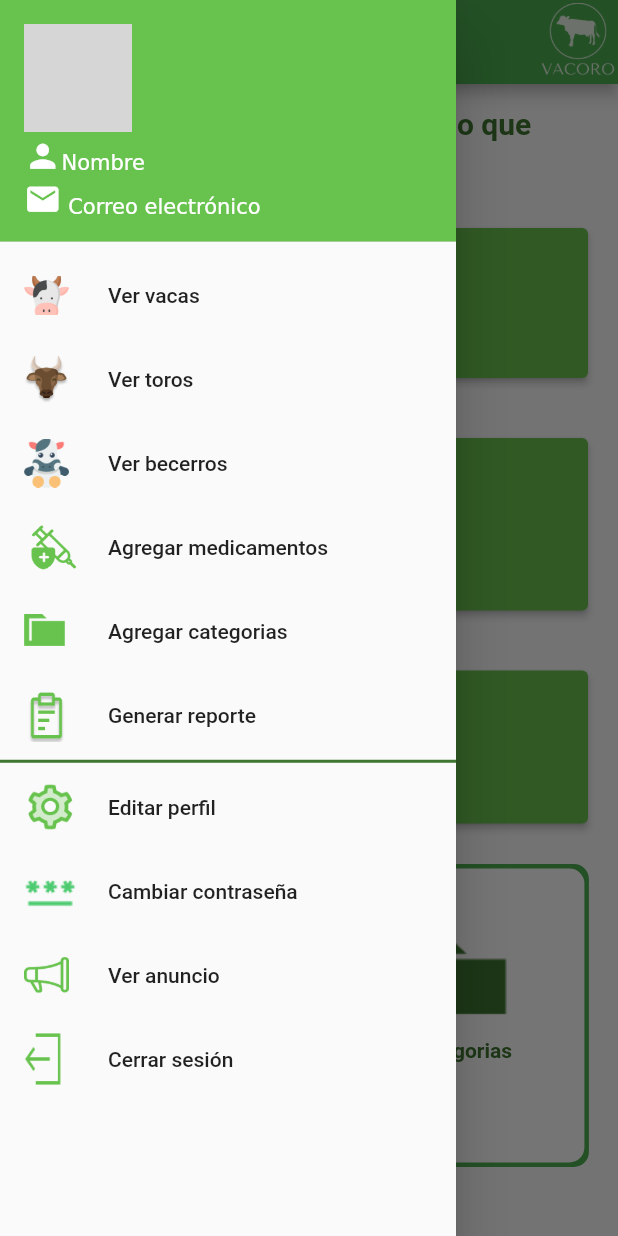
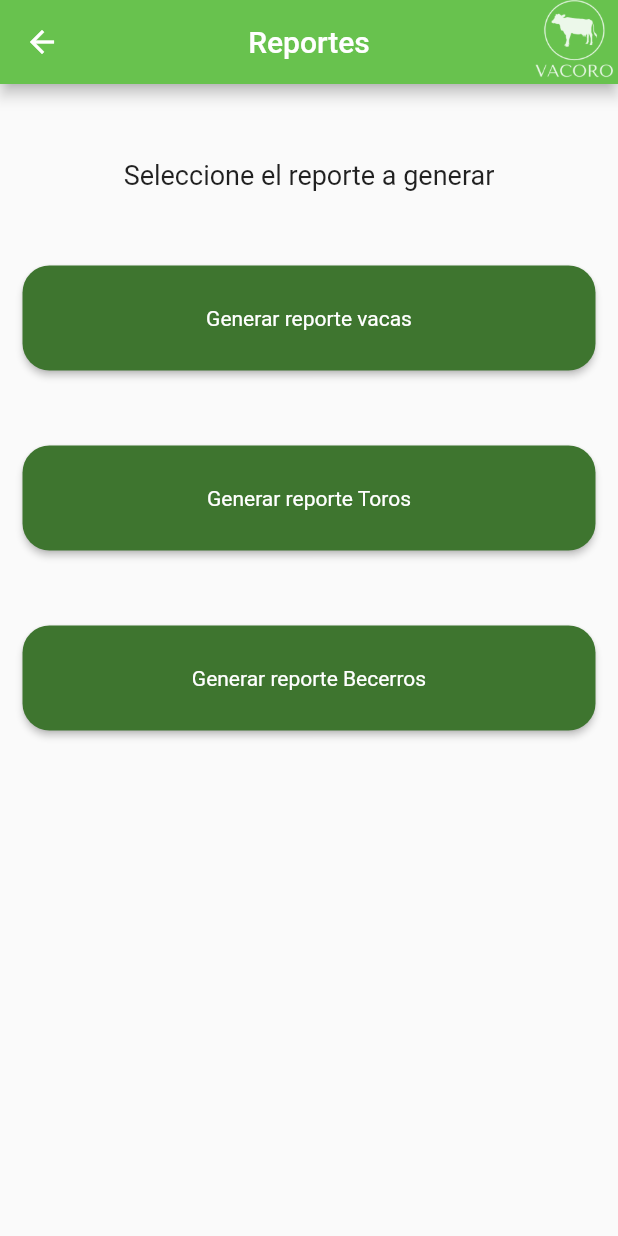
Before and after one commit to DanielSR16/VACORO-2022, a Flutter app: the homePage screen opened directly with empty values, in the side drawer, after a tap on "Generar reporte", on a phone screen of 412 x 824 dp. Run offline on Flutter 3.47's test engine with Material 2 defaults, Android fonts, the phone set to English and light mode, and no system bars; our stand-ins replace animate_do, cached_network_image, dio, dropdown_search, firebase_auth, firebase_core and 7 more; missing offline and left inert: dart:ffi, fancy_containers, flutter_facebook_auth, multiple_search_selection, ndialog, searchable_listview; accounts and stored records are empty; network calls fail; grey boxes are pictures that could not be loaded.

Commit message:
version 2.0

```diff
--- a/lib/main.dart
+++ b/lib/main.dart
@@ -12,6 +12,7 @@ import 'package:vacoro_proyect/src/pages/dashboard_category.dart';
 import 'package:vacoro_proyect/src/pages/pre_login.dart';
 import 'package:vacoro_proyect/src/pages/registro_user.dart';
 import 'package:vacoro_proyect/src/pages/registro_user2.dart';
+import 'package:vacoro_proyect/src/pages/reportes.dart';
 
 import 'package:vacoro_proyect/src/pages/vista_principal.dart';
 
@@ -65,11 +66,11 @@ class MyApp extends StatelessWidget {
           'registroUser': (BuildContext context) => registroUser(),
           'registroUser2': (BuildContext context) => registroUser2(),
           'medication': (BuildContext context) => Medication(),
+          'reportes': (BuildContext context) => generateReports(),
           // 'medication_history': (BuildContext context) => MedicationHistory(),
           'dash_medication': (BuildContext context) => Medication(),
           'AnadirMedicamentoAnimal': (BuildContext context) =>
               AnadirMedicamentoAnimal(),
-
         });
   }
 }
--- a/lib/src/pages/editar_animal.dart
+++ b/lib/src/pages/editar_animal.dart
@@ -1,5 +1,6 @@
 import 'dart:convert';
 import 'dart:io';
+import 'package:cached_network_image/cached_network_image.dart';
 import 'package:flutter/material.dart';
 import 'package:flutter/services.dart';
 import 'package:image_cropper/image_cropper.dart';
@@ -420,7 +421,7 @@ class _EditarAnimalState extends State<EditarAnimal> {
                   : Image(
                       width: 160,
                       height: 150,
-                      image: NetworkImage(imageAnimal),
+                      image: CachedNetworkImageProvider(imageAnimal),
                     ),
             ),
           ],
--- a/lib/src/pages/menu.dart
+++ b/lib/src/pages/menu.dart
@@ -1,6 +1,8 @@
+import 'package:dio/dio.dart';
 import 'package:flutter/material.dart';
+import 'package:path_provider/path_provider.dart';
 import 'package:vacoro_proyect/src/style/colors/colorview.dart';
-
+import 'package:vacoro_proyect/src/pages/reportes.dart';
 import 'editarPerfilContrasena.dart';
 import 'editar_perfil.dart';
 
@@ -100,7 +102,9 @@ Drawer drawer(BuildContext context, nombre, correo, imageUsuario, id_usuario) {
         ),
         ListTile(
           title: const Text('Generar reporte'),
-          onTap: () {},
+          onTap: () {
+            Navigator.pushNamed(context, 'reportes');
+          },
           leading: const Image(
             image: AssetImage('assets/images/Icon_Report.png'),
             width: 30,
@@ -165,3 +169,32 @@ Drawer drawer(BuildContext context, nombre, correo, imageUsuario, id_usuario) {
     ),
   );
 }
+
+// Future downloadFile(url, filename) async {
+//   bool downloading = true;
+//   String downloadingStr = "No data";
+
+//   final directory = await getExternalStorageDirectory();
+//   String rutaGuardado = directory!.path + "/";
+
+//   try {
+//     Dio dio = Dio();
+//     var savePath = await getFilePath(rutaGuardado, filename);
+//     await dio.download(url, savePath, onReceiveProgress: (rec, total) {
+//       downloading = true;
+//       downloadingStr = "Downloading Image : $rec";
+//     });
+
+//     downloading = false;
+//     downloadingStr = "Completed";
+
+//     print(downloading);
+//   } catch (e) {
+//     print(e.toString());
+//   }
+// }
+
+// Future<String> getFilePath(rutaGuardado, fileName) async {
+//   String path = 'storage/emulated/0/download' + fileName;
+//   return path;
+// }
--- /dev/null
+++ b/lib/src/pages/reportes.dart
@@ -0,0 +1,175 @@
+import 'package:dio/dio.dart';
+import 'package:flutter/material.dart';
+import 'package:path_provider/path_provider.dart';
+import 'package:vacoro_proyect/src/style/colors/colorview.dart';
+
+class generateReports extends StatefulWidget {
+  generateReports({Key? key}) : super(key: key);
+
+  @override
+  State<generateReports> createState() => _generateReportsState();
+}
+
+class _generateReportsState extends State<generateReports> {
+  final String folderSave = 'Reportes/';
+  var savePath = "";
+
+  @override
+  Widget build(BuildContext context) {
+    Size size = MediaQuery.of(context).size;
+    return Scaffold(
+      appBar: AppBar(
+        leading: IconButton(
+          onPressed: () {
+            print("Regresar...");
+            Navigator.pop(context);
+          },
+          icon: const Icon(Icons.arrow_back),
+        ),
+        title: const Text("Reportes"),
+        centerTitle: true,
+        actions: [
+          Container(
+            child: Image.asset('assets/images/logoVacoro.png'),
+            height: 60,
+            width: 60,
+          )
+        ],
+        backgroundColor: ColorSelect.color5,
+      ),
+      body: Container(
+        child: Column(
+          children: [
+            Container(
+              margin: EdgeInsets.only(top: 50),
+              child: Text('Seleccione el reporte a generar',
+                  style: TextStyle(fontSize: 18)),
+            ),
+            Center(
+              child: Container(
+                  width: size.width - 30,
+                  height: 70,
+                  margin: EdgeInsets.only(top: 50),
+                  child: ElevatedButton(
+                      style: ElevatedButton.styleFrom(
+                        minimumSize: const Size.fromHeight(35),
+                        primary: ColorSelect.color1,
+                        onPrimary: Colors.white,
+                        textStyle: const TextStyle(fontSize: 14),
+                        shape: RoundedRectangleBorder(
+                          borderRadius: BorderRadius.circular(18.0),
+                        ),
+                      ),
+                      onPressed: () {
+                        var urlDescarga =
+                            "http://192.168.100.15:3001/pdf/globalReportVaca"; //url del back
+                        String fileName =
+                            "Vacas.pdf"; //url.substring(url.lastIndexOf("/") + 1);
+                        downloadFile(urlDescarga, fileName);
+                        ScaffoldMessenger.of(context).showSnackBar(
+                          const SnackBar(
+                            duration: Duration(milliseconds: 1000),
+                            content: Text('Reporte generado, revise descargas'),
+                          ),
+                        );
+                      },
+                      child: Text("Generar reporte vacas"))),
+            ),
+            Center(
+              child: Container(
+                  width: size.width - 30,
+                  height: 70,
+                  margin: EdgeInsets.only(top: 50),
+                  child: ElevatedButton(
+                      style: ElevatedButton.styleFrom(
+                        minimumSize: const Size.fromHeight(35),
+                        primary: ColorSelect.color1,
+                        onPrimary: Colors.white,
+                        textStyle: const TextStyle(fontSize: 14),
+                        shape: RoundedRectangleBorder(
+                          borderRadius: BorderRadius.circular(18.0),
+                        ),
+                      ),
+                      onPressed: () {
+                        var urlDescarga =
+                            "http://192.168.100.15:3001/pdf/globalReportToro"; //url del back
+                        String fileName =
+                            "Toros.pdf"; //url.substring(url.lastIndexOf("/") + 1);
+                        downloadFile(urlDescarga, fileName);
+                        ScaffoldMessenger.of(context).showSnackBar(
+                          const SnackBar(
+                            duration: Duration(milliseconds: 1000),
+                            content: Text('Reporte generado, revise descargas'),
+                          ),
+                        );
+                      },
+                      child: Text("Generar reporte Toros"))),
+            ),
+            Center(
+              child: Container(
+                  width: size.width - 30,
+                  height: 70,
+                  margin: EdgeInsets.only(top: 50),
+                  child: ElevatedButton(
+                      style: ElevatedButton.styleFrom(
+                        minimumSize: const Size.fromHeight(35),
+                        primary: ColorSelect.color1,
+                        onPrimary: Colors.white,
+                        textStyle: const TextStyle(fontSize: 14),
+                        shape: RoundedRectangleBorder(
+                          borderRadius: BorderRadius.circular(18.0),
+                        ),
+                      ),
+                      onPressed: () {
+                        var urlDescarga =
+                            "http://192.168.100.15:3001/pdf/globalReportBecerro"; //url del back
+                        String fileName =
+                            "Becerros.pdf"; //url.substring(url.lastIndexOf("/") + 1);
+                        downloadFile(urlDescarga, fileName);
+                        ScaffoldMessenger.of(context).showSnackBar(
+                          const SnackBar(
+                            duration: Duration(milliseconds: 1000),
+                            content: Text('Reporte generado, revise descargas'),
+                          ),
+                        );
+                      },
+                      child: Text("Generar reporte Becerros"))),
+            ),
+          ],
+        ),
+      ),
+    );
+  }
+
+  Future downloadFile(url, filename) async {
+    bool downloading = true;
+    String downloadingStr = "No data";
+
+    final directory = await getExternalStorageDirectory();
+    String rutaGuardado = directory!.path + "/";
+
+    try {
+      Dio dio = Dio();
+      savePath = await getFilePath(rutaGuardado, filename);
+      await dio.download(url, savePath, onReceiveProgress: (rec, total) {
+        setState(() {
+          downloading = true;
+          downloadingStr = "Downloading Image : $rec";
+        });
+      });
+      setState(() {
+        downloading = false;
+        downloadingStr = "Completed";
+      });
+
+      print(downloading);
+    } catch (e) {
+      print(e.toString());
+    }
+  }
+
+  Future<String> getFilePath(rutaGuardado, fileName) async {
+    String path = 'storage/emulated/0/download/' + fileName;
+    return path;
+  }
+}
--- a/lib/src/services/medication_service.dart
+++ b/lib/src/services/medication_service.dart
@@ -10,7 +10,8 @@ Future getMedicationAll(id_usuario, token) async {
   print(d.runtimeType);
   try {
     final response = await http.post(
-        Uri.http( "medicamentos-vacoro-1752549805.us-east-1.elb.amazonaws.com", "/medicamento/allMedicamentosbyUser"),
+        Uri.http("medicamentos-vacoro-1752549805.us-east-1.elb.amazonaws.com",
+            "/medicamento/allMedicamentosbyUser"),
         headers: {
           'Content-Type': 'application/json; charset=UTF-8',
           'authorization': 'Bearer $token',
@@ -36,7 +37,8 @@ Future updateMedication(id, nombre, descripcion, cantidad, fecha_caducidad,
 
   try {
     final response = await http.post(
-        Uri.http(ip + ":3004", "/medicamento/actualizarMedicamento"),
+        Uri.http("medicamentos-vacoro-1752549805.us-east-1.elb.amazonaws.com",
+            "/medicamento/actualizarMedicamento"),
         headers: {
           'Content-Type': 'application/json; charset=UTF-8',
           'authorization': 'Bearer $token',
--- a/pubspec.yaml
+++ b/pubspec.yaml
@@ -61,6 +61,7 @@ dependencies:
   searchable_listview: ^1.7.2
   ndialog: ^4.1.1+1
   fancy_containers: ^0.0.4
+  dio: ^4.0.6
 
   animate_do:
 
```
Also changed, not shown: lib/src/pages/dashboard_calf.dart (+19 -7 lines), lib/src/pages/editar_becerro.dart (+6 -4 lines), pubspec.lock.
